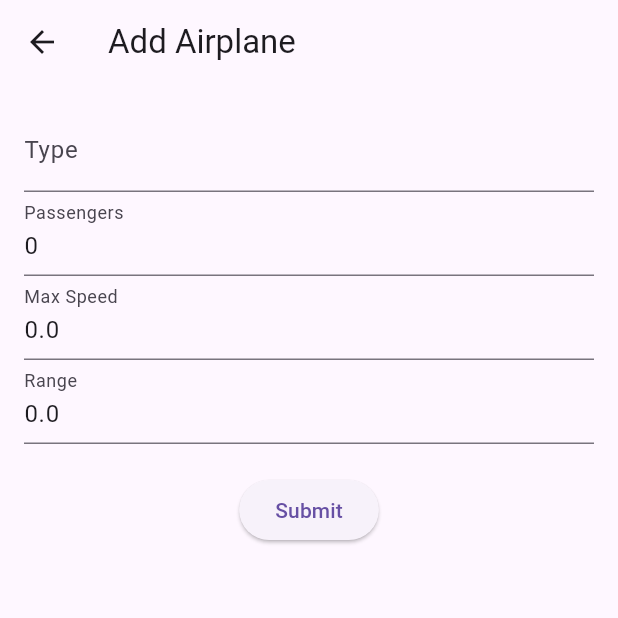
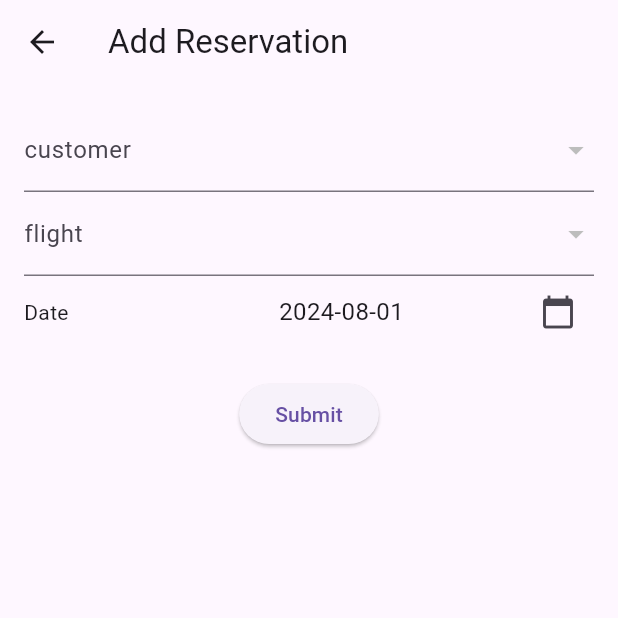
Before and after one commit to ideniska/CST2335_Final_Project, a Flutter app: the screen it shows after launch, after a tap on the "add" icon, on a phone screen of 412 x 824 dp, the top half of it. Run offline on Flutter 3.47's test engine with Material 3 defaults, Android fonts, the phone set to English and light mode, and no system bars; our stand-ins replace sqflite; accounts and stored records are empty.

Commit message:
Creates the list and form for reservation.

```diff
--- a/lib/main.dart
+++ b/lib/main.dart
@@ -1,55 +1,34 @@
 import 'package:flutter/material.dart';
 import 'package:provider/provider.dart';
-import 'package:flutter_localizations/flutter_localizations.dart';
+import 'providers/reservation_provider.dart';
+import 'screens/reservation_list_screen.dart';
 import 'l10n/app_localizations.dart';
-import 'l10n/localization_delegate.dart';
-import 'providers/airplane_provider.dart';
-import 'screens/airplane_list_screen.dart';
-
 
 void main() {
-  runApp(
-    // Use MultiProvider to provide multiple ChangeNotifierProviders
-    MultiProvider(
-      providers: [
-        // Provide AirplaneProvider for managing airplane data
-        ChangeNotifierProvider(create: (context) => AirplaneProvider()),
-        // Provide LocaleProvider for managing app locale
-        ChangeNotifierProvider(create: (context) => LocaleProvider()),
-      ],
-      child: MyApp(),
-    ),
-  );
+  runApp(MyApp());
 }
 
-// Define the root widget of the application
 class MyApp extends StatelessWidget {
   @override
   Widget build(BuildContext context) {
-    // Get the current locale from the LocaleProvider
-    final localeProvider = Provider.of<LocaleProvider>(context);
-
-    return MaterialApp(
-      // Set the title of the application
-      title: 'Airplane List App',
-      // Define the theme of the application
-      theme: ThemeData(
-        primarySwatch: Colors.blue,
+    return MultiProvider(
+      providers: [
+        ChangeNotifierProvider(create: (ctx) => ReservationProvider()),
+      ],
+      child: MaterialApp(
+        title: 'Airplane Reservations',
+        theme: ThemeData(
+          primarySwatch: Colors.blue,
+        ),
+        home: ReservationListScreen(),
+        localizationsDelegates: [
+          // ... other delegates
+          AppLocalizations.delegate, // Ensure this is included
+        ],
+        supportedLocales: [
+          const Locale('en', ''), // Add other supported locales
+        ],
       ),
-      // Set the locale of the application
-      locale: localeProvider.locale,
-      // Define the supported locales
-      supportedLocales: L10n.all,
-      // Define the localization delegates
-      localizationsDelegates: [
-        AppLocalizations.delegate,
-        GlobalMaterialLocalizations.delegate,
-        GlobalWidgetsLocalizations.delegate,
-        GlobalCupertinoLocalizations.delegate,
-      ],
-      // Set the home screen of the application
-      home: AirplaneListScreen(),
-      debugShowCheckedModeBanner: false,
     );
   }
 }
--- /dev/null
+++ b/lib/screens/reservation_form_screen.dart
@@ -0,0 +1,179 @@
+import 'package:flutter/material.dart';
+import 'package:provider/provider.dart';
+import '../models/reservation.dart';
+import '../models/customer.dart';
+import '../models/flight.dart';
+import '../providers/customer_provider.dart';
+import '../providers/flight_provider.dart';
+import '../providers/reservation_provider.dart';
+import '../l10n/app_localizations.dart';
+
+class ReservationFormScreen extends StatefulWidget {
+  final Reservation? reservation;
+
+  ReservationFormScreen({this.reservation});
+
+  @override
+  _ReservationFormScreenState createState() => _ReservationFormScreenState();
+}
+
+class _ReservationFormScreenState extends State<ReservationFormScreen> {
+  final formKey = GlobalKey<FormState>();
+  late int customerId;
+  late int flightId;
+  late DateTime date;
+  List<Customer> customers = [];
+  List<Flight> flights = [];
+
+  @override
+  void initState() {
+    super.initState();
+    if (widget.reservation != null) {
+      customerId = widget.reservation!.customerId;
+      flightId = widget.reservation!.flightId;
+      date = widget.reservation!.date;
+    } else {
+      customerId = 0;
+      flightId = 0;
+      date = DateTime.now();
+    }
+    loadData();
+  }
+
+  Future<void> loadData() async {
+    final customerProvider = Provider.of<CustomerProvider>(context, listen: false);
+    final flightProvider = Provider.of<FlightProvider>(context, listen: false);
+
+    customers = await customerProvider.getCustomers() ?? [];
+    flights = await flightProvider.getFlights() ?? [];
+    setState(() {});
+  }
+
+  @override
+  Widget build(BuildContext context) {
+    final localizations = AppLocalizations.of(context);
+    if (localizations == null) {
+      return Scaffold(
+        body: Center(child: Text('Localization not available')),
+      );
+    }
+
+    return Scaffold(
+      appBar: AppBar(
+        title: Text(widget.reservation != null
+            ? localizations.translate('editReservation') ?? 'Edit Reservation'
+            : localizations.translate('addReservation') ?? 'Add Reservation'),
+      ),
+      body: Padding(
+        padding: EdgeInsets.all(16.0),
+        child: Form(
+          key: formKey,
+          child: Column(
+            children: [
+              buildDropdownField(
+                localizations,
+                'customer',
+                customers,
+                    (Customer? value) {
+                  customerId = value?.id ?? 0;
+                },
+                    (Customer? value) => value != null ? value.fullName : '',
+                validator: (value) => value == null ? localizations.translate('pleaseSelectCustomer') ?? 'Please select a customer' : null,
+              ),
+              buildDropdownField(
+                localizations,
+                'flight',
+                flights,
+                    (Flight? value) {
+                  flightId = value?.id ?? 0;
+                },
+                    (Flight? value) => value != null ? '${value.departureCity} to ${value.destinationCity}' : '',
+                validator: (value) => value == null ? localizations.translate('pleaseSelectFlight') ?? 'Please select a flight' : null,
+              ),
+              buildDatePicker(localizations),
+              SizedBox(height: 20),
+              buildSubmitButton(context, localizations),
+            ],
+          ),
+        ),
+      ),
+    );
+  }
+
+  Widget buildDropdownField<T>(
+      AppLocalizations localizations,
+      String label,
+      List<T> items,
+      Function(T?) onChanged,
+      String Function(T?) displayValue, {
+        FormFieldValidator<T?>? validator,
+      }) {
+    return DropdownButtonFormField<T>(
+      items: items.map((item) {
+        return DropdownMenuItem<T>(
+          value: item,
+          child: Text(displayValue(item)),
+        );
+      }).toList(),
+      onChanged: onChanged,
+      validator: validator,
+      decoration: InputDecoration(labelText: localizations.translate(label) ?? label),
+    );
+  }
+
+  Widget buildDatePicker(AppLocalizations localizations) {
+    return Row(
+      children: [
+        Expanded(
+          child: Text(localizations.translate('date') ?? 'Date'),
+        ),
+        SizedBox(width: 8.0),
+        Expanded(
+          child: Text(
+            '${date.toLocal()}'.split(' ')[0], // Format date as needed
+            style: TextStyle(fontSize: 16.0),
+          ),
+        ),
+        IconButton(
+          icon: Icon(Icons.calendar_today),
+          onPressed: () async {
+            final pickedDate = await showDatePicker(
+              context: context,
+              initialDate: date,
+              firstDate: DateTime(2000),
+              lastDate: DateTime(2101),
+            );
+            if (pickedDate != null && pickedDate != date) {
+              setState(() {
+                date = pickedDate;
+              });
+            }
+          },
+        ),
+      ],
+    );
+  }
+
+  Widget buildSubmitButton(BuildContext context, AppLocalizations localizations) {
+    return ElevatedButton(
+      onPressed: () async {
+        if (formKey.currentState!.validate()) {
+          formKey.currentState!.save();
+          final reservation = Reservation(
+            id: widget.reservation?.id,
+            customerId: customerId,
+            flightId: flightId,
+            date: date,
+          );
+          if (widget.reservation != null) {
+            await Provider.of<ReservationProvider>(context, listen: false).updateReservation(reservation);
+          } else {
+            await Provider.of<ReservationProvider>(context, listen: false).addReservation(reservation);
+          }
+          Navigator.of(context).pop();
+        }
+      },
+      child: Text(localizations.translate(widget.reservation != null ? 'update' : 'submit') ?? 'Submit'),
+    );
+  }
+}
--- /dev/null
+++ b/lib/screens/reservation_list_screen.dart
@@ -0,0 +1,70 @@
+import 'package:flutter/material.dart';
+import 'package:provider/provider.dart';
+import '../providers/reservation_provider.dart';
+import '../models/reservation.dart';
+import '../l10n/app_localizations.dart';
+import '../screens/reservation_form_screen.dart';
+
+class ReservationListScreen extends StatefulWidget {
+  @override
+  _ReservationListScreenState createState() => _ReservationListScreenState();
+}
+
+class _ReservationListScreenState extends State<ReservationListScreen> {
+  Reservation? selectedReservation;
+
+  @override
+  void initState() {
+    super.initState();
+    WidgetsBinding.instance.addPostFrameCallback((_) {
+      final reservationProvider = Provider.of<ReservationProvider>(context, listen: false);
+      reservationProvider.getReservations();
+    });
+  }
+
+  @override
+  Widget build(BuildContext context) {
+    final reservationProvider = Provider.of<ReservationProvider>(context);
+    final localizations = AppLocalizations.of(context);
+
+    if (localizations == null) {
+      return Scaffold(
+        body: Center(child: Text('Localization not available')),
+      );
+    }
+
+    return Scaffold(
+      appBar: AppBar(
+        title: Text(localizations.translate('reservations') ?? 'Reservations'),
+      ),
+      body: reservationProvider.reservations == null
+          ? Center(child: CircularProgressIndicator())
+          : reservationProvider.reservations!.isEmpty
+          ? Center(child: Text(localizations.translate('noReservations') ?? 'No Reservations'))
+          : ListView.builder(
+        itemCount: reservationProvider.reservations!.length,
+        itemBuilder: (context, index) {
+          final reservation = reservationProvider.reservations![index];
+          return ListTile(
+            title: Text('${reservation.customerId} - ${reservation.flightId}'),
+            subtitle: Text('${reservation.date.toLocal()}'), // Convert DateTime to readable format
+            onTap: () {
+              setState(() {
+                selectedReservation = reservation;
+              });
+            },
+          );
+        },
+      ),
+      floatingActionButton: FloatingActionButton(
+        onPressed: () {
+          Navigator.push(
+            context,
+            MaterialPageRoute(builder: (context) => ReservationFormScreen()),
+          );
+        },
+        child: Icon(Icons.add),
+      ),
+    );
+  }
+}
```
